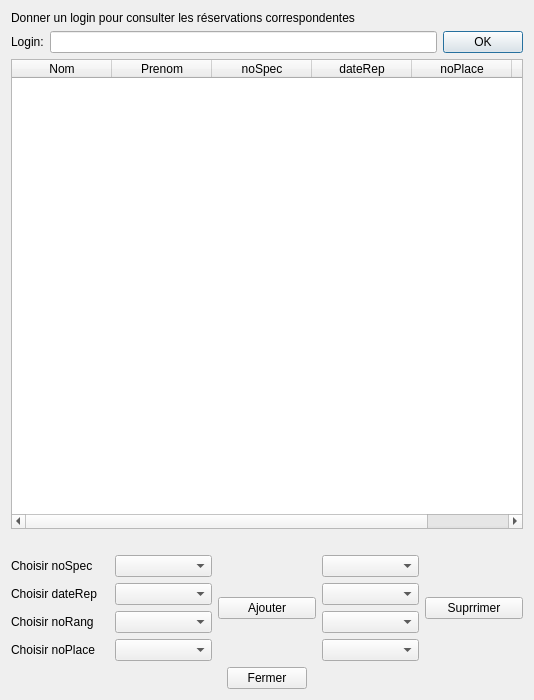
The window that Theatre_Project/gui/fct_comp_9.ui (ALLian96/Projet2018BD) describes before a commit, drawn with Qt 5.
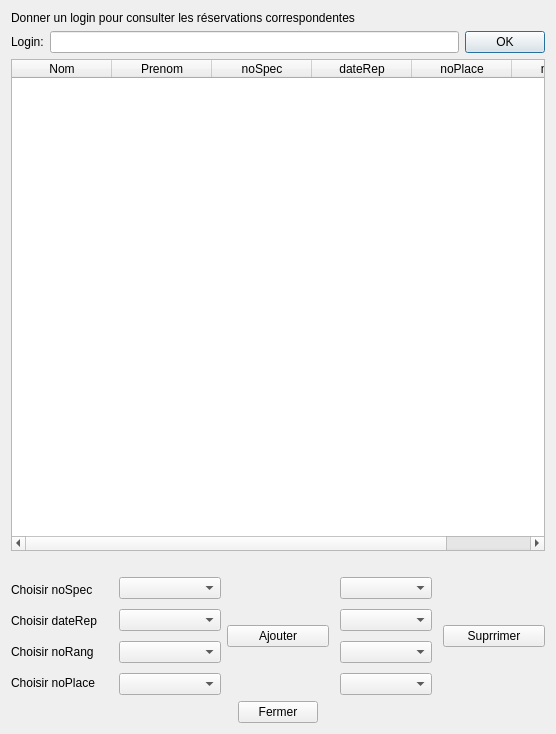
The same window after the commit.

```diff
--- a/Theatre_Project/gui/fct_comp_9.ui
+++ b/Theatre_Project/gui/fct_comp_9.ui
@@ -6,14 +6,14 @@
    <rect>
     <x>0</x>
     <y>0</y>
-    <width>534</width>
-    <height>700</height>
+    <width>556</width>
+    <height>734</height>
    </rect>
   </property>
   <property name="windowTitle">
    <string>Gestion de réservations</string>
   </property>
-  <layout class="QVBoxLayout" name="verticalLayout_5">
+  <layout class="QVBoxLayout" name="verticalLayout_3">
    <item>
     <widget class="QLabel" name="label">
      <property name="text">
@@ -87,7 +87,7 @@
     </widget>
    </item>
    <item>
-    <layout class="QHBoxLayout" name="horizontalLayout_11">
+    <layout class="QHBoxLayout" name="horizontalLayout_7">
      <item>
       <layout class="QVBoxLayout" name="verticalLayout">
        <item>
@@ -138,6 +138,9 @@
      </item>
      <item>
       <layout class="QVBoxLayout" name="verticalLayout_7">
+       <property name="spacing">
+        <number>10</number>
+       </property>
        <item>
         <widget class="QComboBox" name="box_ns_a"/>
        </item>
@@ -165,33 +168,26 @@
      </item>
      <item>
       <layout class="QVBoxLayout" name="verticalLayout_2">
+       <property name="spacing">
+        <number>10</number>
+       </property>
+       <property name="leftMargin">
+        <number>5</number>
+       </property>
+       <property name="rightMargin">
+        <number>5</number>
+       </property>
        <item>
-        <layout class="QHBoxLayout" name="horizontalLayout_7">
-         <item>
-          <widget class="QComboBox" name="box_ns_s"/>
-         </item>
-        </layout>
+        <widget class="QComboBox" name="box_ns_s"/>
        </item>
        <item>
-        <layout class="QHBoxLayout" name="horizontalLayout_8">
-         <item>
-          <widget class="QComboBox" name="box_dr_s"/>
-         </item>
-        </layout>
+        <widget class="QComboBox" name="box_dr_s"/>
        </item>
        <item>
-        <layout class="QHBoxLayout" name="horizontalLayout_9">
-         <item>
-          <widget class="QComboBox" name="box_nr_s"/>
-         </item>
-        </layout>
+        <widget class="QComboBox" name="box_nr_s"/>
        </item>
        <item>
-        <layout class="QVBoxLayout" name="verticalLayout_3">
-         <item>
-          <widget class="QComboBox" name="box_np_s"/>
-         </item>
-        </layout>
+        <widget class="QComboBox" name="box_np_s"/>
        </item>
       </layout>
      </item>
```
Left out of the diff: 94 changed lines with no effect on the pictures.
